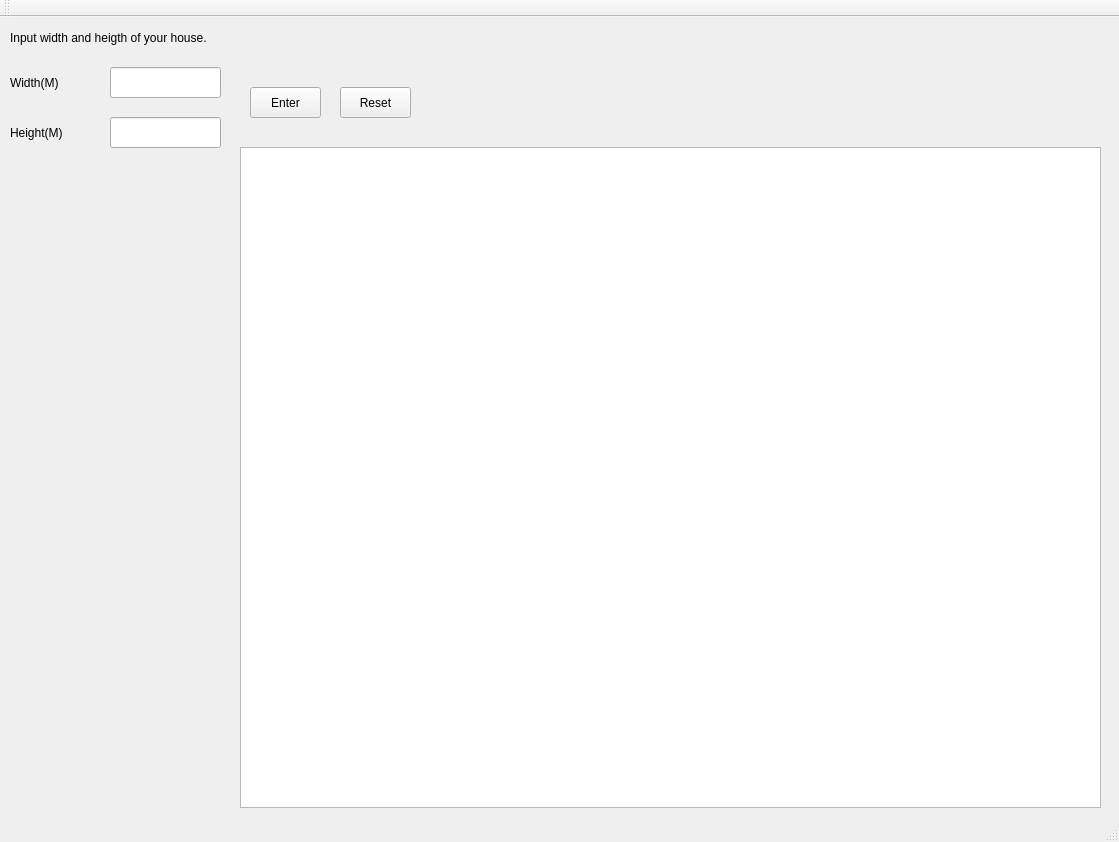
Old version of the form Schematic/mainwindow.ui in the repository BlaCkinkGJ/QT_APP.
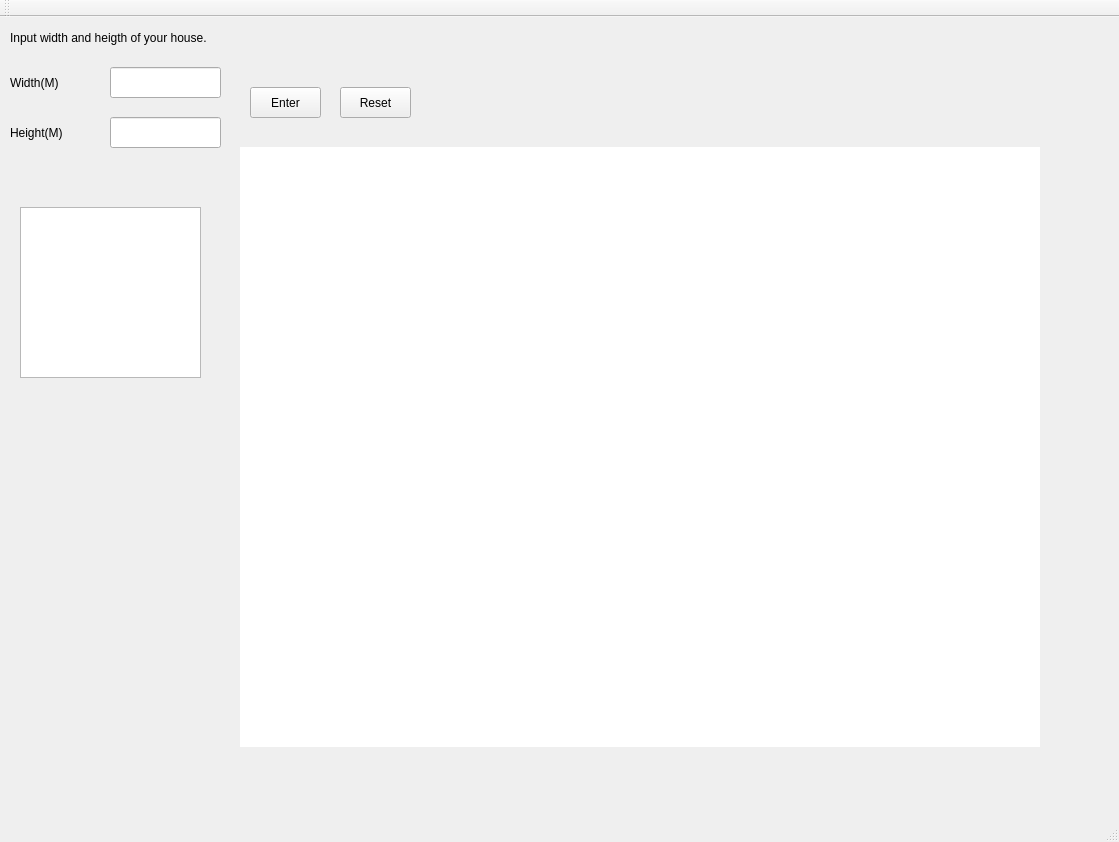
New version of the form.

```diff
--- a/Schematic/mainwindow.ui
+++ b/Schematic/mainwindow.ui
@@ -10,9 +10,18 @@
     <height>842</height>
    </rect>
   </property>
+  <property name="maximumSize">
+   <size>
+    <width>1920</width>
+    <height>1080</height>
+   </size>
+  </property>
   <property name="windowTitle">
    <string>MainWindow</string>
   </property>
+  <property name="autoFillBackground">
+   <bool>false</bool>
+  </property>
   <widget class="QWidget" name="centralWidget">
    <widget class="QLabel" name="label">
     <property name="geometry">
@@ -91,10 +100,37 @@
      <rect>
       <x>240</x>
       <y>130</y>
-      <width>861</width>
-      <height>661</height>
+      <width>800</width>
+      <height>600</height>
      </rect>
     </property>
+    <property name="sizePolicy">
+     <sizepolicy hsizetype="Fixed" vsizetype="Fixed">
+      <horstretch>0</horstretch>
+      <verstretch>0</verstretch>
+     </sizepolicy>
+    </property>
+    <property name="maximumSize">
+     <size>
+      <width>800</width>
+      <height>600</height>
+     </size>
+    </property>
+    <property name="frameShape">
+     <enum>QFrame::NoFrame</enum>
+    </property>
+    <property name="verticalScrollBarPolicy">
+     <enum>Qt::ScrollBarAlwaysOff</enum>
+    </property>
+    <property name="horizontalScrollBarPolicy">
+     <enum>Qt::ScrollBarAlwaysOff</enum>
+    </property>
+    <property name="sizeAdjustPolicy">
+     <enum>QAbstractScrollArea::AdjustToContents</enum>
+    </property>
+    <property name="transformationAnchor">
+     <enum>QGraphicsView::NoAnchor</enum>
+    </property>
    </widget>
    <widget class="QPushButton" name="ResetButton">
     <property name="geometry">
@@ -109,6 +145,28 @@
      <string>Reset</string>
     </property>
    </widget>
+   <widget class="QListView" name="FurnitureList">
+    <property name="geometry">
+     <rect>
+      <x>20</x>
+      <y>190</y>
+      <width>181</width>
+      <height>171</height>
+     </rect>
+    </property>
+    <property name="sizePolicy">
+     <sizepolicy hsizetype="Fixed" vsizetype="Fixed">
+      <horstretch>0</horstretch>
+      <verstretch>0</verstretch>
+     </sizepolicy>
+    </property>
+    <property name="maximumSize">
+     <size>
+      <width>1920</width>
+      <height>1080</height>
+     </size>
+    </property>
+   </widget>
   </widget>
   <widget class="QMenuBar" name="menuBar">
    <property name="geometry">
```
Left out of the diff: 86 changed lines with no effect on the pictures.
